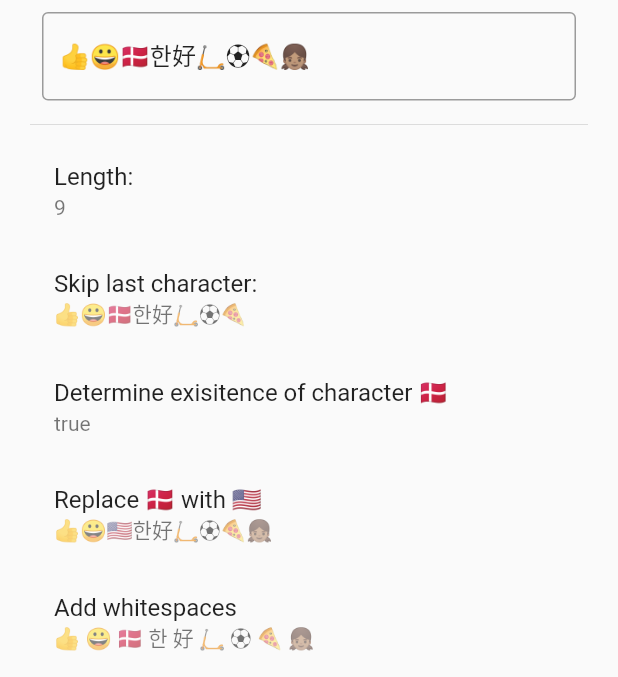
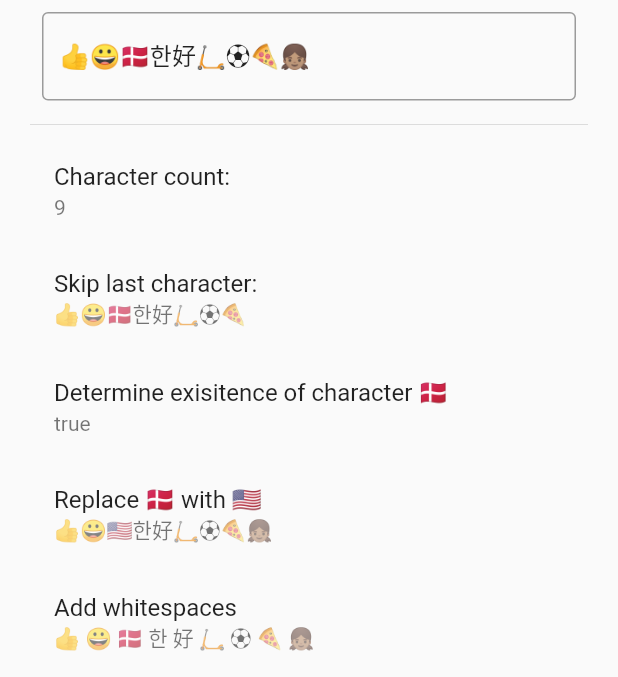
Before and after one commit to InMatrix/text_input_demo, a Flutter app: the screen it shows after launch, on a phone screen of 412 x 824 dp, the part 246-923 px from its top. Run offline on Flutter 3.47's test engine with Material 2 defaults, Android fonts, the phone set to English and light mode, and no system bars.

Commit message:
Update readme

```diff
--- a/lib/main.dart
+++ b/lib/main.dart
@@ -150,7 +150,7 @@ class _MyHomePageState extends State<MyHomePage> {
                 ),
                 Divider(),
                 ListTile(
-                  title: Text("Length:"),
+                  title: Text("Character count:"),
                   subtitle: Text(
                       "${_countCharacters(_controller.text, _useCharactersAPI)}"),
                 ),
```
Also changed, not shown: 1 other file.
